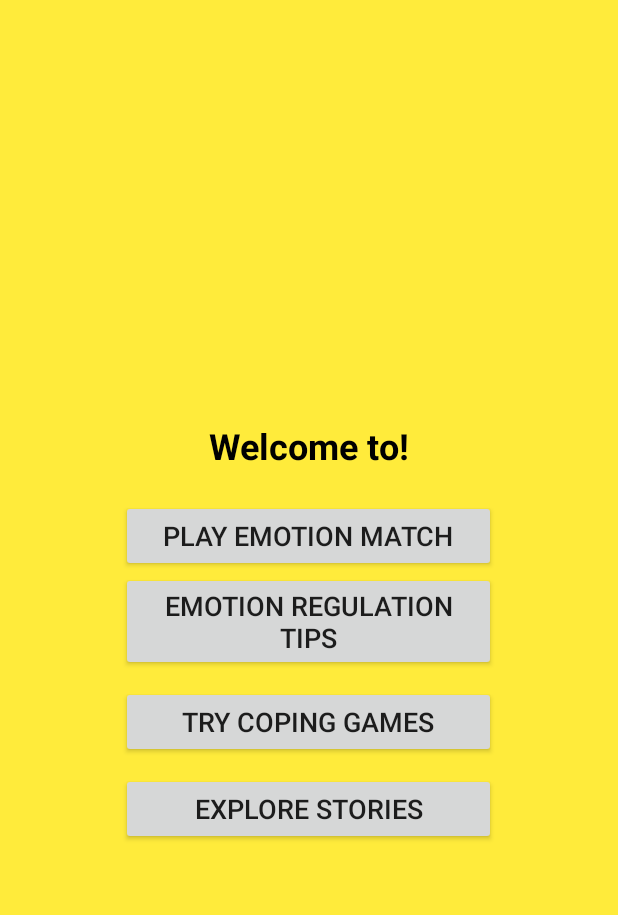
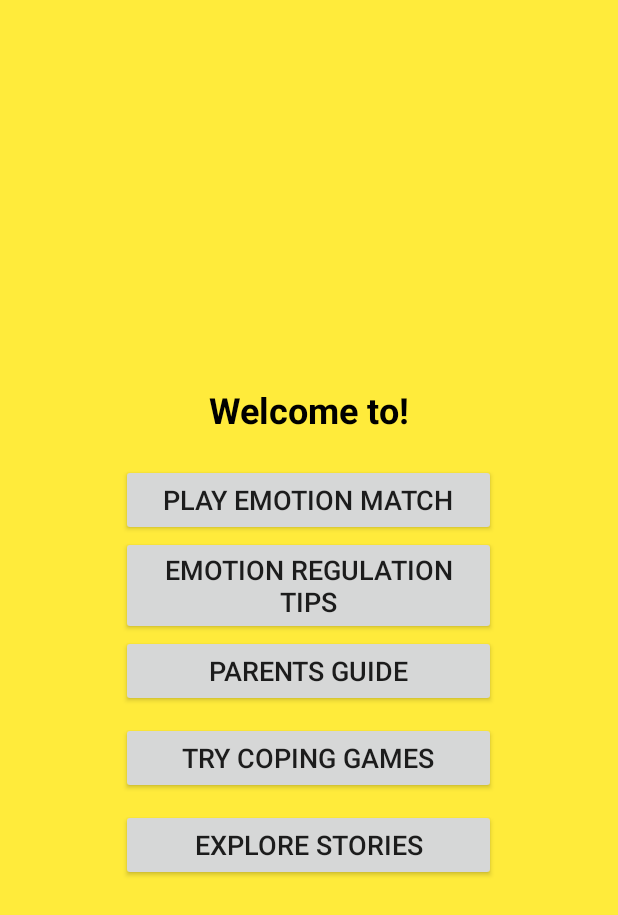
Before and after one commit to noeliarozado/FeelingsExplorer, an Android app built with Jetpack Compose: the screen it shows after launch (MainActivity), on a phone screen of 412 x 824 dp. Shown: the top 915 px of the screen. Run offline under Robolectric (Android 15) with nearby library versions, the phone set to English and light mode, and no system bars.

Commit message:
Create Parents Guide Activity

```diff
--- a/app/src/main/java/com/example/feelingsexplorer/MainActivity.kt
+++ b/app/src/main/java/com/example/feelingsexplorer/MainActivity.kt
@@ -13,6 +13,7 @@ class MainActivity : AppCompatActivity() {
         // Buttons
         val btnEmotionMatch = findViewById<Button>(R.id.btnEmotionMatch)
         val btnEmotionRegulation = findViewById<Button>(R.id.btnEmotionRegulation)
+        val btnParentsGuide = findViewById<Button>(R.id.btnParentsGuide)
         val btnCopingGames = findViewById<Button>(R.id.btnCopingGames)
         val btnStoryMode = findViewById<Button>(R.id.btnStoryMode)
 
@@ -27,6 +28,11 @@ class MainActivity : AppCompatActivity() {
             startActivity(intent)
         }
 
+        btnParentsGuide.setOnClickListener {
+            val intent = Intent(this, ParentsGuideActivity::class.java)
+            startActivity(intent)
+        }
+
         btnCopingGames.setOnClickListener {
             // TODO: Open Coping Strategies Activity
         }
--- a/app/src/main/res/layout/activity_main.xml
+++ b/app/src/main/res/layout/activity_main.xml
@@ -31,6 +31,13 @@
         android:textSize="18sp"/>
 
     <Button
+        android:id="@+id/btnParentsGuide"
+        android:layout_width="250dp"
+        android:layout_height="wrap_content"
+        android:text="Parents Guide"
+        android:textSize="18sp"/>
+
+    <Button
         android:id="@+id/btnCopingGames"
         android:layout_width="250dp"
         android:layout_height="wrap_content"
```
